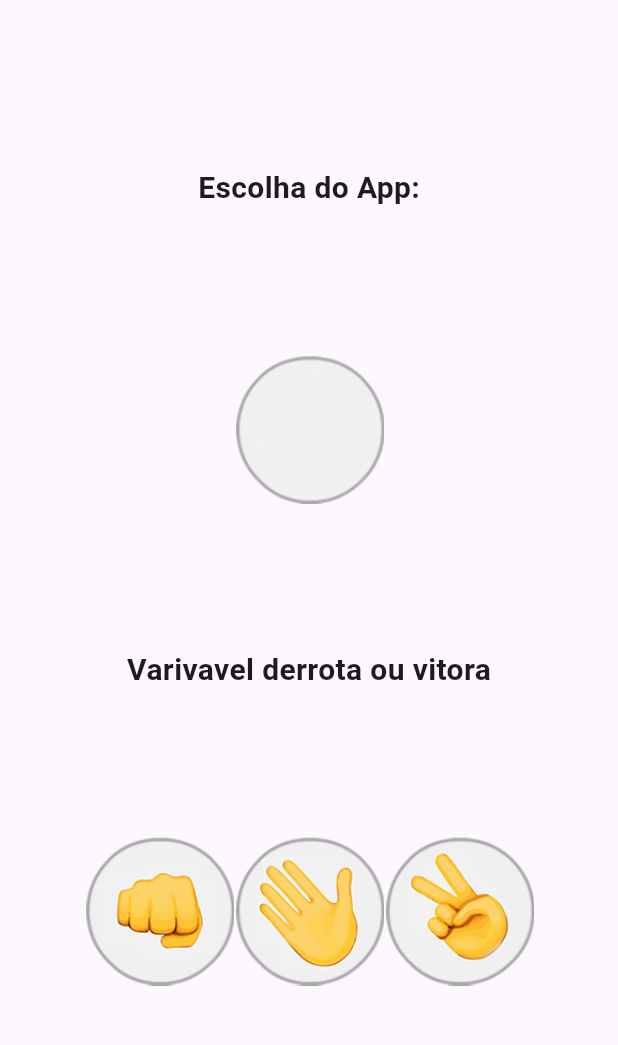
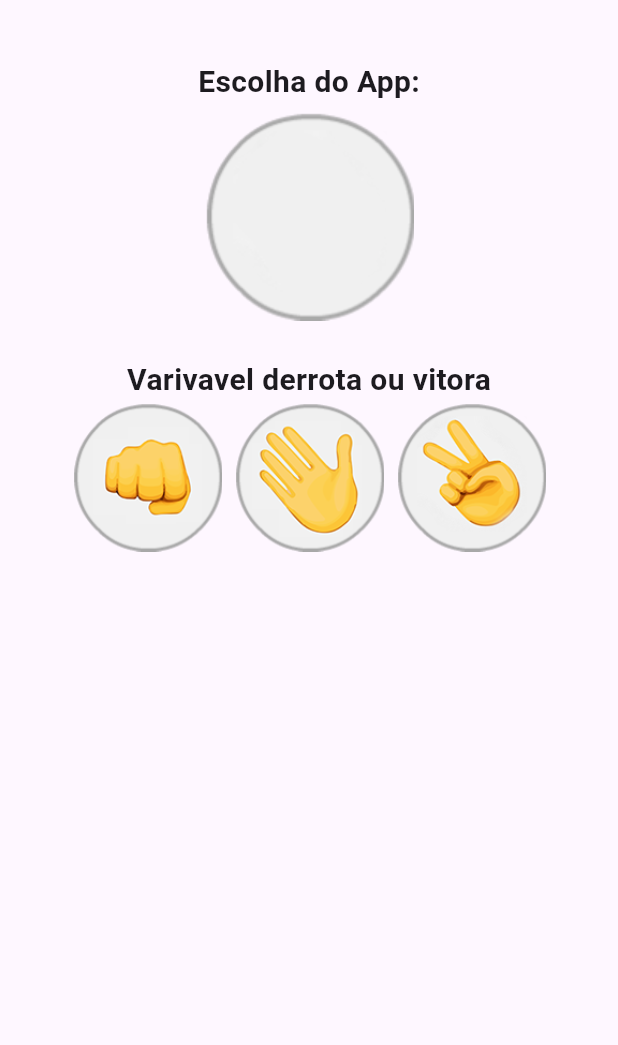
Before and after one commit to MauricioSts/APP_jokenpo, a Flutter app: the screen it shows after launch, on a phone screen of 412 x 824 dp, the part 84-1129 px from its top. Run offline on Flutter 3.47's test engine with Material 3 defaults, Android fonts, the phone set to English and light mode, and no system bars.

```diff
--- /dev/null
+++ b/lib/Home.dart
@@ -0,0 +1,56 @@
+import 'package:flutter/material.dart';
+
+class Home extends StatefulWidget {
+  const Home({super.key});
+
+  @override
+  State<Home> createState() => _HomeState();
+}
+
+class _HomeState extends State<Home> {
+  @override
+  Widget build(BuildContext context) {
+    return Scaffold(
+      appBar: AppBar(
+        title: Text("JokenPo", style: TextStyle(color: Colors.white)),
+        backgroundColor: Colors.blue,
+      ),
+      body: Container(
+        padding: EdgeInsets.all(20),
+        margin: EdgeInsets.all(20),
+        width: double.infinity,
+        child: Column(
+          mainAxisAlignment: MainAxisAlignment.start,
+          crossAxisAlignment: CrossAxisAlignment.center,
+          children: <Widget>[
+            Text(
+              "Escolha do App:",
+              style: TextStyle(fontSize: 20, fontWeight: FontWeight.bold),
+            ),
+            GestureDetector(
+              onTap: () {
+                print("olaaaa");
+              },
+              child: Image.asset("images/padrao.png", width: 150),
+            ),
+
+            SizedBox(height: 20),
+            Text(
+              "Varivavel derrota ou vitora",
+              style: TextStyle(fontSize: 20, fontWeight: FontWeight.bold),
+            ),
+            Row(
+              crossAxisAlignment: CrossAxisAlignment.center,
+              mainAxisAlignment: MainAxisAlignment.spaceEvenly,
+              children: <Widget>[
+                Image.asset("images/pedra.png", width: 100),
+                Image.asset("images/papel.png", width: 100),
+                Image.asset("images/tesoura.png", width: 100),
+              ],
+            ),
+          ],
+        ),
+      ),
+    );
+  }
+}
--- a/lib/main.dart
+++ b/lib/main.dart
@@ -1,53 +1,7 @@
 import 'dart:math';
 import 'package:flutter/material.dart';
+import 'package:jokenpo/Home.dart';
 
 void main() {
   runApp(MaterialApp(debugShowCheckedModeBanner: false, home: Home()));
 }
-
-class Home extends StatefulWidget {
-  const Home({super.key});
-
-  @override
-  State<Home> createState() => _HomeState();
-}
-
-class _HomeState extends State<Home> {
-  @override
-  Widget build(BuildContext context) {
-    return Scaffold(
-      appBar: AppBar(
-        title: Text("JokenPo", style: TextStyle(color: Colors.white)),
-        backgroundColor: Colors.blue,
-      ),
-      body: Container(
-        padding: EdgeInsets.all(15),
-        width: double.infinity,
-        child: Column(
-          mainAxisAlignment: MainAxisAlignment.spaceEvenly,
-          crossAxisAlignment: CrossAxisAlignment.center,
-          children: <Widget>[
-            Text(
-              "Escolha do App:",
-              style: TextStyle(fontSize: 20, fontWeight: FontWeight.bold),
-            ),
-            Image.asset("images/padrao.png", width: 100),
-            Text(
-              "Varivavel derrota ou vitora",
-              style: TextStyle(fontSize: 20, fontWeight: FontWeight.bold),
-            ),
-            Row(
-              crossAxisAlignment: CrossAxisAlignment.center,
-              mainAxisAlignment: MainAxisAlignment.center,
-              children: <Widget>[
-                Image.asset("images/pedra.png", width: 100),
-                Image.asset("images/papel.png", width: 100),
-                Image.asset("images/tesoura.png", width: 100),
-              ],
-            ),
-          ],
-        ),
-      ),
-    );
-  }
-}
```
